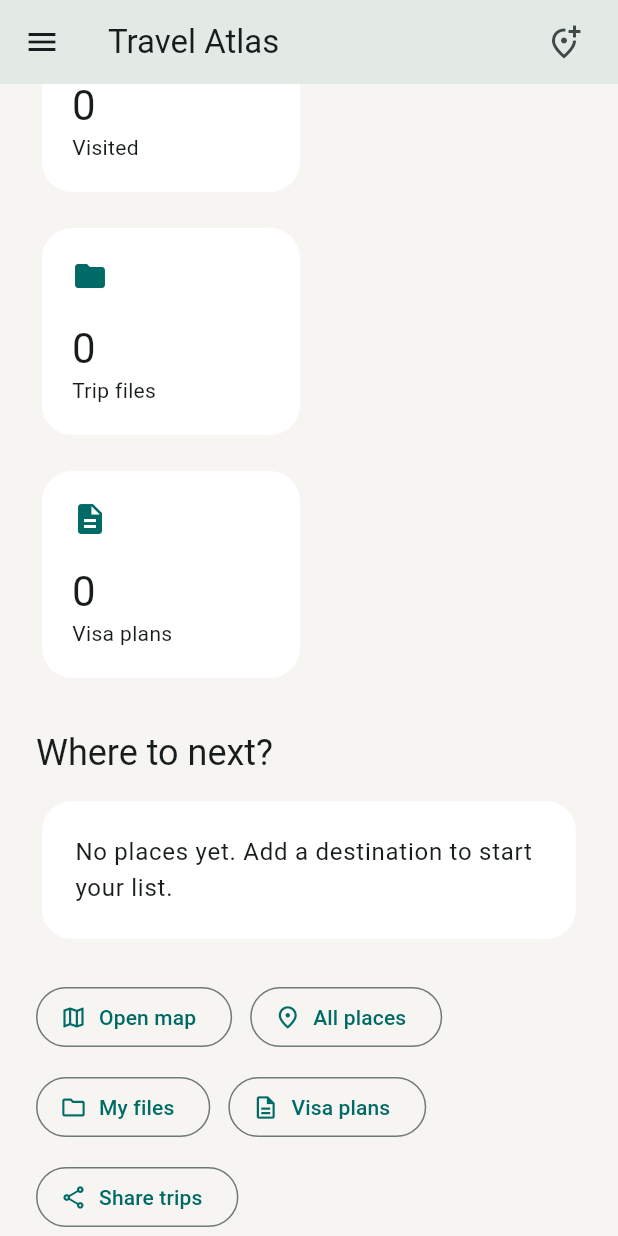
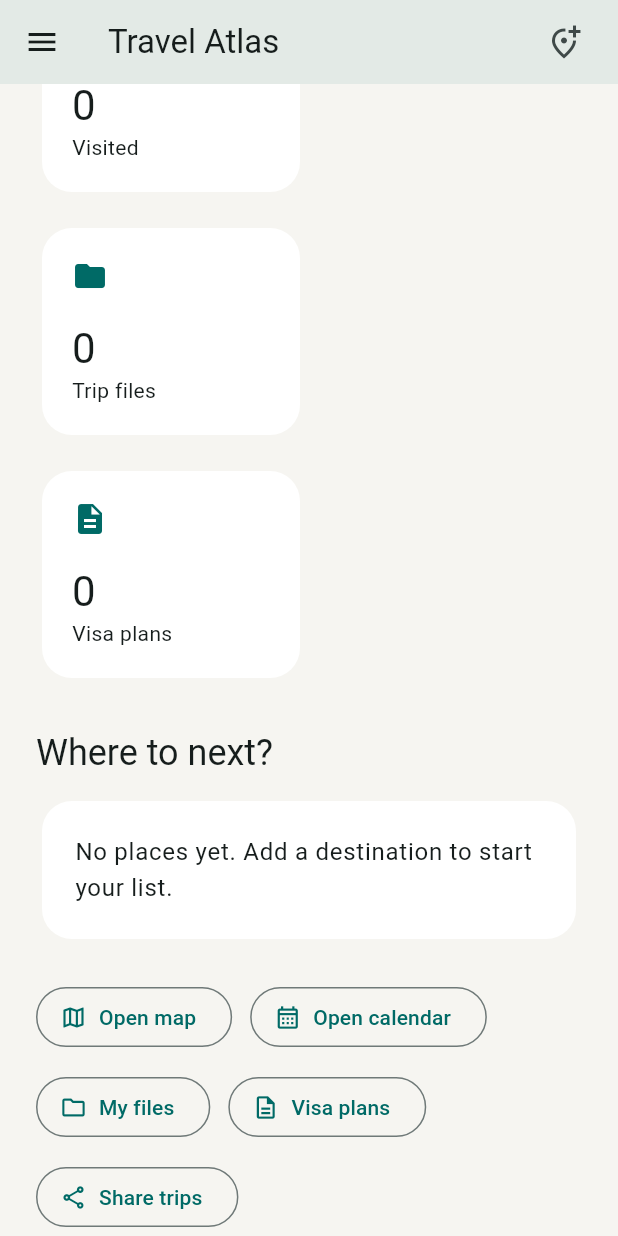
Before and after one commit to IsAyka1/travel-app, a Flutter app: the screen it shows after launch, scrolled down 576 dp, on a phone screen of 412 x 824 dp. Run offline on Flutter 3.47's test engine with Material 3 defaults, Android fonts, the phone set to English and light mode, and no system bars; our stand-ins replace file_picker, flutter_map, latlong2, share_plus, shared_preferences; missing offline and left inert: pdfx.

Commit message:
Rename Places to visit page to Calendar

```diff
--- a/lib/app/travel_app.dart
+++ b/lib/app/travel_app.dart
@@ -76,7 +76,7 @@ class _TravelShellState extends State<TravelShell> {
   static const titles = [
     'Overview',
     'Map',
-    'Places to visit',
+    'Calendar',
     'Files',
     'Visa',
     'Share trips',
@@ -84,7 +84,7 @@ class _TravelShellState extends State<TravelShell> {
   static const icons = [
     Icons.dashboard_outlined,
     Icons.map_outlined,
-    Icons.place_outlined,
+    Icons.calendar_month_outlined,
     Icons.folder_outlined,
     Icons.description_outlined,
     Icons.share_outlined,
@@ -92,7 +92,7 @@ class _TravelShellState extends State<TravelShell> {
   static const selectedIcons = [
     Icons.dashboard,
     Icons.map,
-    Icons.place,
+    Icons.calendar_month,
     Icons.folder,
     Icons.description,
     Icons.share,
@@ -416,8 +416,8 @@ class _OverviewPage extends StatelessWidget {
             ),
             OutlinedButton.icon(
               onPressed: onOpenPlaces,
-              icon: const Icon(Icons.place_outlined),
-              label: const Text('All places'),
+              icon: const Icon(Icons.calendar_month_outlined),
+              label: const Text('Open calendar'),
             ),
             OutlinedButton.icon(
               onPressed: onOpenFiles,
--- a/lib/features/map/map_page.dart
+++ b/lib/features/map/map_page.dart
@@ -253,7 +253,7 @@ class _MapPageState extends State<MapPage> {
                             onPressed: () =>
                                 widget.onSaveFoundPlace(selectedResult!),
                             icon: const Icon(Icons.bookmark_add_outlined),
-                            label: const Text('Save to places to visit'),
+                            label: const Text('Save place'),
                           ),
                         ],
                         if (results.isEmpty &&
--- a/lib/features/places/places_page.dart
+++ b/lib/features/places/places_page.dart
@@ -560,7 +560,7 @@ class _PlacesPageState extends State<PlacesPage> {
               crossAxisAlignment: CrossAxisAlignment.start,
               children: [
                 Text(
-                  'Places to visit',
+                  'Calendar',
                   style: Theme.of(context).textTheme.headlineMedium,
                 ),
                 const SizedBox(height: 4),
```
Also changed, not shown: 1 other file.
